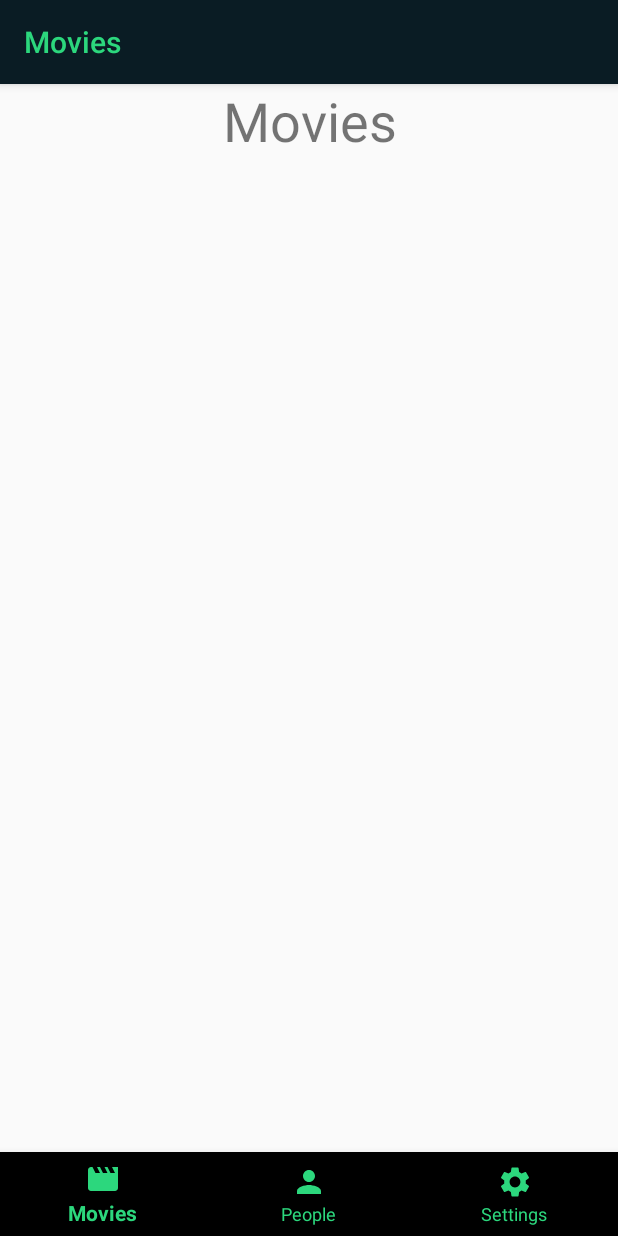
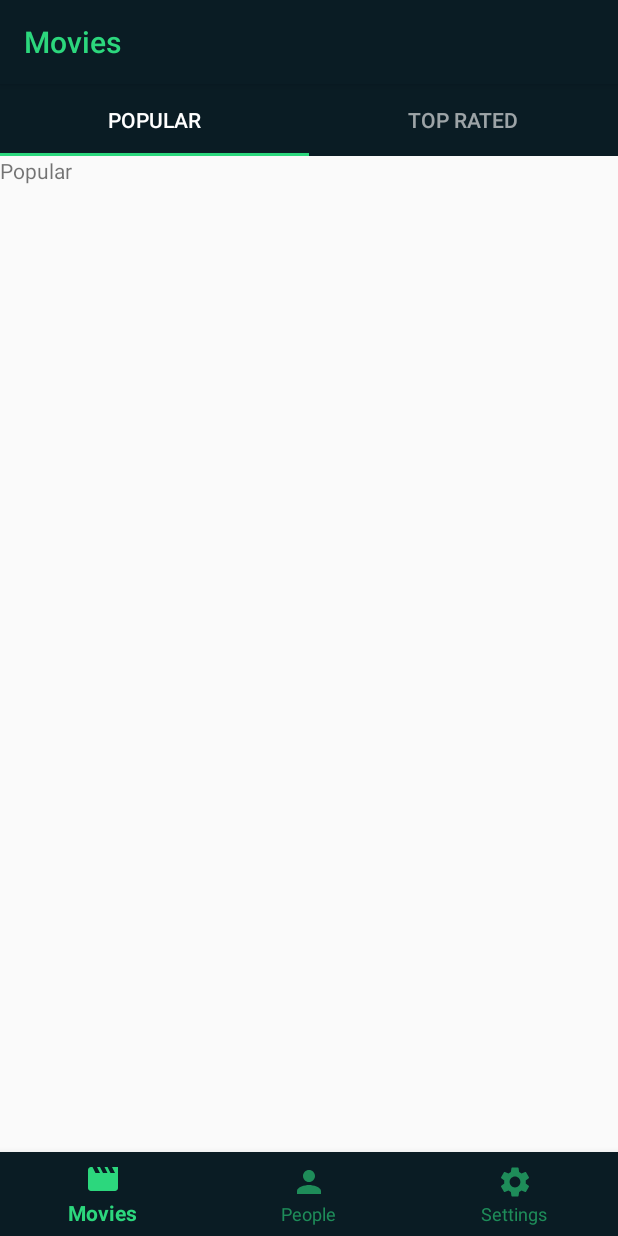
Before and after one commit to rubenderigo/onboarding-android, an Android app: the screen it shows after launch (MainActivity), on a phone screen of 412 x 824 dp. Run offline under Robolectric (Android 15) with nearby library versions, the phone set to English and light mode, and no system bars; our stand-ins replace navigation-ui.

Commit message:
add tab layout on movies fragment

```diff
--- a/app/build.gradle
+++ b/app/build.gradle
@@ -42,6 +42,7 @@ dependencies {
     implementation 'androidx.legacy:legacy-support-v4:1.0.0'
     implementation 'androidx.navigation:navigation-fragment-ktx:2.3.5'
     implementation 'androidx.navigation:navigation-ui-ktx:2.3.5'
+    implementation 'androidx.viewpager:viewpager:1.0.0'
     testImplementation 'junit:junit:4.+'
     androidTestImplementation 'androidx.test.ext:junit:1.1.2'
     androidTestImplementation 'androidx.test.espresso:espresso-core:3.3.0'
--- a/app/src/main/java/com/example/movies/movies/MoviesFragment.kt
+++ b/app/src/main/java/com/example/movies/movies/MoviesFragment.kt
@@ -1,60 +1,47 @@
 package com.example.movies.movies
 
 import android.os.Bundle
-import androidx.fragment.app.Fragment
 import android.view.LayoutInflater
 import android.view.View
 import android.view.ViewGroup
+import androidx.fragment.app.Fragment
+import androidx.viewpager2.widget.ViewPager2
 import com.example.movies.R
+import com.example.movies.movies.adapters.ViewPagerAdapter
+import com.google.android.material.tabs.TabLayout
+import com.google.android.material.tabs.TabLayoutMediator
 
-// TODO: Rename parameter arguments, choose names that match
-// the fragment initialization parameters, e.g. ARG_ITEM_NUMBER
-private const val ARG_PARAM1 = "param1"
-private const val ARG_PARAM2 = "param2"
+class MoviesFragment : Fragment() {
 
-/**
- * A simple [Fragment] subclass.
- * Use the [MoviesFragment.newInstance] factory method to
- * create an instance of this fragment.
- */
-class MoviesFragment : Fragment() {
-    // TODO: Rename and change types of parameters
-    private var param1: String? = null
-    private var param2: String? = null
-
-    override fun onCreate(savedInstanceState: Bundle?) {
-        super.onCreate(savedInstanceState)
-        arguments?.let {
-            param1 = it.getString(ARG_PARAM1)
-            param2 = it.getString(ARG_PARAM2)
-        }
-    }
+    private lateinit var viewPagerAdapter: ViewPagerAdapter
+    private lateinit var viewPager: ViewPager2
 
     override fun onCreateView(
-        inflater: LayoutInflater, container: ViewGroup?,
+        inflater: LayoutInflater,
+        container: ViewGroup?,
         savedInstanceState: Bundle?
     ): View? {
-        // Inflate the layout for this fragment
         return inflater.inflate(R.layout.fragment_movies, container, false)
     }
 
-    companion object {
-        /**
-         * Use this factory method to create a new instance of
-         * this fragment using the provided parameters.
-         *
-         * @param param1 Parameter 1.
-         * @param param2 Parameter 2.
-         * @return A new instance of fragment MoviesFragment.
-         */
-        // TODO: Rename and change types and number of parameters
-        @JvmStatic
-        fun newInstance(param1: String, param2: String) =
-            MoviesFragment().apply {
-                arguments = Bundle().apply {
-                    putString(ARG_PARAM1, param1)
-                    putString(ARG_PARAM2, param2)
+    override fun onViewCreated(view: View, savedInstanceState: Bundle?) {
+        viewPagerAdapter = ViewPagerAdapter(this)
+        viewPager = view.findViewById(R.id.pager)
+        viewPager.adapter = viewPagerAdapter
+        val tabLayout = view.findViewById<TabLayout>(R.id.tab_layout)
+
+        val tabLayoutMediator = TabLayoutMediator(tabLayout, viewPager,
+            TabLayoutMediator.TabConfigurationStrategy { tab, position ->
+                when (position) {
+                    0 -> {
+                        tab.text = "Popular"
+                    }
+                    1 -> {
+                        tab.text = "Top Rated"
+                    }
                 }
-            }
+            })
+        tabLayoutMediator.attach()
     }
+
 }
--- a/app/src/main/java/com/example/movies/movies/PopularFragment.kt
+++ b/app/src/main/java/com/example/movies/movies/PopularFragment.kt
@@ -5,19 +5,16 @@ import androidx.fragment.app.Fragment
 import android.view.LayoutInflater
 import android.view.View
 import android.view.ViewGroup
+import android.widget.TextView
 import com.example.movies.R
 
 class PopularFragment : Fragment() {
 
-    override fun onCreate(savedInstanceState: Bundle?) {
-        super.onCreate(savedInstanceState)
-    }
-
     override fun onCreateView(
-        inflater: LayoutInflater, container: ViewGroup?,
+        inflater: LayoutInflater,
+        container: ViewGroup?,
         savedInstanceState: Bundle?
-    ): View? {
-        // Inflate the layout for this fragment
+    ): View {
         return inflater.inflate(R.layout.fragment_popular, container, false)
     }
 }
--- /dev/null
+++ b/app/src/main/java/com/example/movies/movies/adapters/ViewPagerAdapter.kt
@@ -0,0 +1,25 @@
+package com.example.movies.movies.adapters
+
+import androidx.fragment.app.Fragment
+import androidx.viewpager2.adapter.FragmentStateAdapter
+import com.example.movies.movies.PopularFragment
+import com.example.movies.movies.TopRatedFragment
+
+class ViewPagerAdapter(fragment: Fragment) : FragmentStateAdapter(fragment) {
+
+    override fun getItemCount(): Int = 2
+
+    override fun createFragment(position: Int): Fragment {
+        return when (position) {
+            0 -> {
+                PopularFragment()
+            }
+            1 -> {
+                TopRatedFragment()
+            }
+            else -> {
+                PopularFragment()
+            }
+        }
+    }
+}
--- /dev/null
+++ b/app/src/main/res/color/bottom_nav_icon_color_selector.xml
@@ -0,0 +1,6 @@
+<?xml version="1.0" encoding="utf-8"?>
+<selector xmlns:android="http://schemas.android.com/apk/res/android">
+    <item android:state_checked="true" android:color="@color/dark_mint" />
+    <item android:state_pressed="true" android:state_enabled="true" android:color="@color/dark_mint" />
+    <item android:color="@color/weird_green" />
+</selector>
--- a/app/src/main/res/layout/activity_main.xml
+++ b/app/src/main/res/layout/activity_main.xml
@@ -5,6 +5,18 @@
     android:layout_width="match_parent"
     android:layout_height="match_parent"
     tools:context=".MainActivity">
+
+    <com.google.android.material.bottomnavigation.BottomNavigationView
+        android:id="@+id/bottom_navigation"
+        android:layout_width="match_parent"
+        android:layout_height="wrap_content"
+        app:backgroundTint="@color/dark_blue_grey"
+        app:itemIconTint="@color/bottom_nav_icon_color_selector"
+        app:itemTextColor="@color/bottom_nav_icon_color_selector"
+        app:layout_constraintBottom_toBottomOf="parent"
+        app:layout_constraintEnd_toEndOf="parent"
+        app:layout_constraintStart_toStartOf="parent"
+        app:menu="@menu/bottom_navigation_menu" />
 
     <fragment
         android:id="@+id/container_bottom_nav"
@@ -16,14 +28,4 @@
         app:layout_constraintTop_toTopOf="parent"
         app:navGraph="@navigation/nav_bottom_menu" />
 
-    <com.google.android.material.bottomnavigation.BottomNavigationView
-        android:id="@+id/bottom_navigation"
-        android:layout_width="match_parent"
-        android:layout_height="wrap_content"
-        app:itemIconTint="@color/dark_mint"
-        app:itemTextColor="@color/dark_mint"
-        app:layout_constraintBottom_toBottomOf="parent"
-        app:menu="@menu/bottom_navigation_menu"
-        tools:ignore="MissingConstraints" />
-
 </androidx.constraintlayout.widget.ConstraintLayout>
--- a/app/src/main/res/layout/fragment_movies.xml
+++ b/app/src/main/res/layout/fragment_movies.xml
@@ -1,15 +1,30 @@
 <?xml version="1.0" encoding="utf-8"?>
 <androidx.constraintlayout.widget.ConstraintLayout xmlns:android="http://schemas.android.com/apk/res/android"
+    xmlns:app="http://schemas.android.com/apk/res-auto"
     xmlns:tools="http://schemas.android.com/tools"
     android:layout_width="match_parent"
     android:layout_height="match_parent"
-    tools:context=".movies.MoviesFragment">
-    >
-    <TextView
+    android:orientation="vertical">
+
+    <com.google.android.material.tabs.TabLayout
+        android:id="@+id/tab_layout"
         android:layout_width="match_parent"
-        android:layout_height="match_parent"
-        android:text="@string/movies"
-        android:textSize="36dp"
-        android:textAlignment="center"/>
+        android:layout_height="wrap_content"
+        app:layout_constraintStart_toStartOf="parent"
+        app:layout_constraintTop_toTopOf="parent"
+        app:tabBackground="@color/dark_blue_grey"
+        app:tabIndicatorColor="@color/dark_mint"
+        app:tabSelectedTextColor="@color/white"
+        app:tabTextColor="@color/semi_white" />
+
+    <androidx.viewpager2.widget.ViewPager2
+        android:id="@+id/pager"
+        android:layout_width="match_parent"
+        android:layout_height="0dp"
+        android:layout_weight="1"
+        app:layout_constraintBottom_toBottomOf="parent"
+        app:layout_constraintEnd_toEndOf="parent"
+        app:layout_constraintStart_toStartOf="parent"
+        app:layout_constraintTop_toBottomOf="@+id/tab_layout" />
 
 </androidx.constraintlayout.widget.ConstraintLayout>
--- a/app/src/main/res/layout/fragment_people.xml
+++ b/app/src/main/res/layout/fragment_people.xml
@@ -9,7 +9,7 @@
         android:layout_width="match_parent"
         android:layout_height="match_parent"
         android:text="@string/people"
-        android:textSize="36dp"
-        android:textAlignment="center"/>
+        android:textAlignment="center"
+        android:textSize="36dp" />
 
 </androidx.constraintlayout.widget.ConstraintLayout>
--- a/app/src/main/res/layout/fragment_popular.xml
+++ b/app/src/main/res/layout/fragment_popular.xml
@@ -5,8 +5,8 @@
     android:layout_height="match_parent"
     tools:context=".movies.PopularFragment">
 
-    <!-- TODO: Update blank fragment layout -->
     <TextView
+        android:id="@+id/text1"
         android:layout_width="match_parent"
         android:layout_height="match_parent"
         android:text="@string/popular" />
--- a/app/src/main/res/layout/fragment_settings.xml
+++ b/app/src/main/res/layout/fragment_settings.xml
@@ -9,7 +9,7 @@
         android:layout_width="match_parent"
         android:layout_height="match_parent"
         android:text="@string/settings"
-        android:textSize="36dp"
-        android:textAlignment="center"/>
+        android:textAlignment="center"
+        android:textSize="36dp" />
 
 </androidx.constraintlayout.widget.ConstraintLayout>
--- a/app/src/main/res/layout/fragment_top_rated.xml
+++ b/app/src/main/res/layout/fragment_top_rated.xml
@@ -5,8 +5,8 @@
     android:layout_height="match_parent"
     tools:context=".movies.TopRatedFragment">
 
-    <!-- TODO: Update blank fragment layout -->
     <TextView
+        android:id="@+id/text2"
         android:layout_width="match_parent"
         android:layout_height="match_parent"
         android:text="@string/top_rated" />
--- a/app/src/main/res/menu/bottom_navigation_menu.xml
+++ b/app/src/main/res/menu/bottom_navigation_menu.xml
@@ -4,15 +4,15 @@
         android:id="@+id/moviesFragment"
         android:enabled="true"
         android:icon="@drawable/ic_baseline_movie_24"
-        android:title="@string/movies"/>
+        android:title="@string/movies" />
     <item
         android:id="@+id/peopleFragment"
         android:enabled="true"
         android:icon="@drawable/ic_baseline_person_24"
-        android:title="@string/people"/>
+        android:title="@string/people" />
     <item
         android:id="@+id/settingsFragment"
         android:enabled="true"
         android:icon="@drawable/ic_baseline_settings_24"
-        android:title="@string/settings"/>
+        android:title="@string/settings" />
 </menu>
--- a/app/src/main/res/values/colors.xml
+++ b/app/src/main/res/values/colors.xml
@@ -2,8 +2,8 @@
 <resources>
     <color name="pine_green">#051218</color>
     <color name="dark_blue_grey">#0a1c24</color>
-    <color name="greyish_brown">#424242</color>
     <color name="white">#ffffff</color>
     <color name="dark_mint">#2cd77d</color>
-    <color name="weird_green">#44db83</color>
+    <color name="weird_green">#992CD77D</color>
+    <color name="semi_white">#99FFFFFF</color>
 </resources>
--- a/app/src/main/res/values/strings.xml
+++ b/app/src/main/res/values/strings.xml
@@ -38,6 +38,4 @@
     <string name="login_email">Enter New Email Address</string>
     <string name="login_email_repeat">Repeat New Email Address</string>
     <string name="save">Save</string>
-    <!-- TODO: Remove or change this placeholder text -->
-    <string name="hello_blank_fragment">Hello blank fragment</string>
 </resources>
--- a/app/src/main/res/values/themes.xml
+++ b/app/src/main/res/values/themes.xml
@@ -1,5 +1,5 @@
 <resources xmlns:tools="http://schemas.android.com/tools">
-    <!-- Base application theme. -->
+
     <style name="Theme.Movies" parent="Theme.AppCompat.Light">
         <item name="colorPrimary">@color/dark_blue_grey</item>
         <item name="colorPrimaryDark">@color/pine_green</item>
```
Also changed, not shown: app/src/main/java/com/example/movies/MainActivity.kt (+7 -1 lines), app/src/main/java/com/example/movies/People/PeopleFragment.kt (+0 -41 lines), app/src/main/java/com/example/movies/movies/TopRatedFragment.kt (+1 -6 lines), app/src/main/java/com/example/movies/settings/SettingsFragment.kt (+0 -41 lines).
